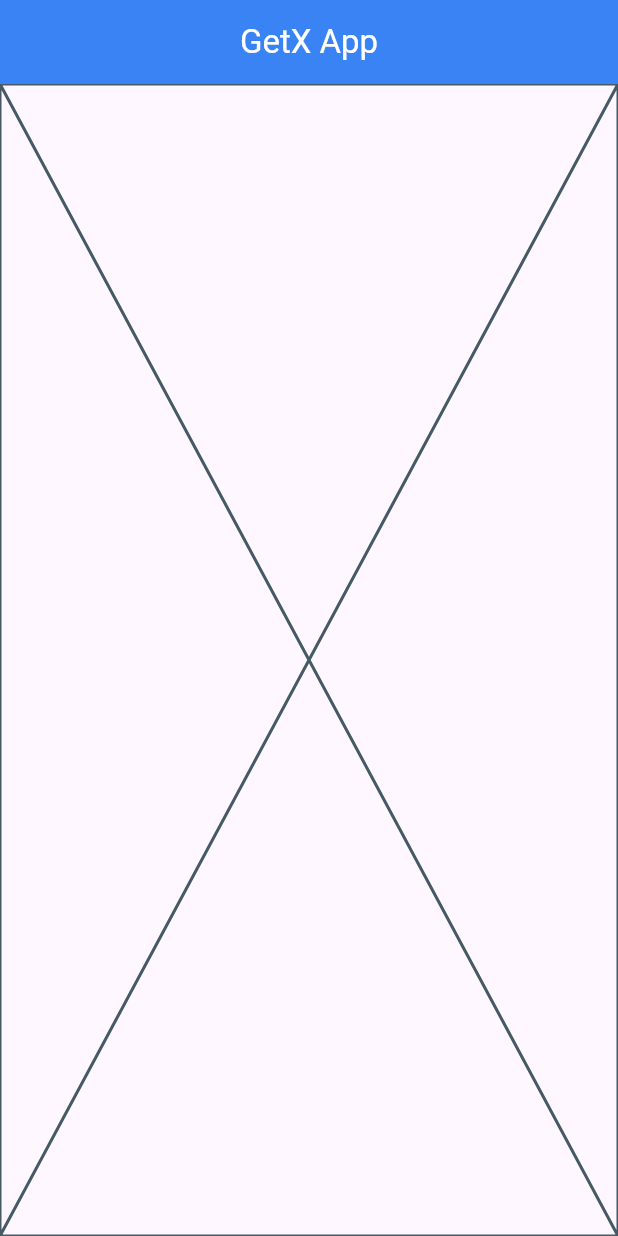
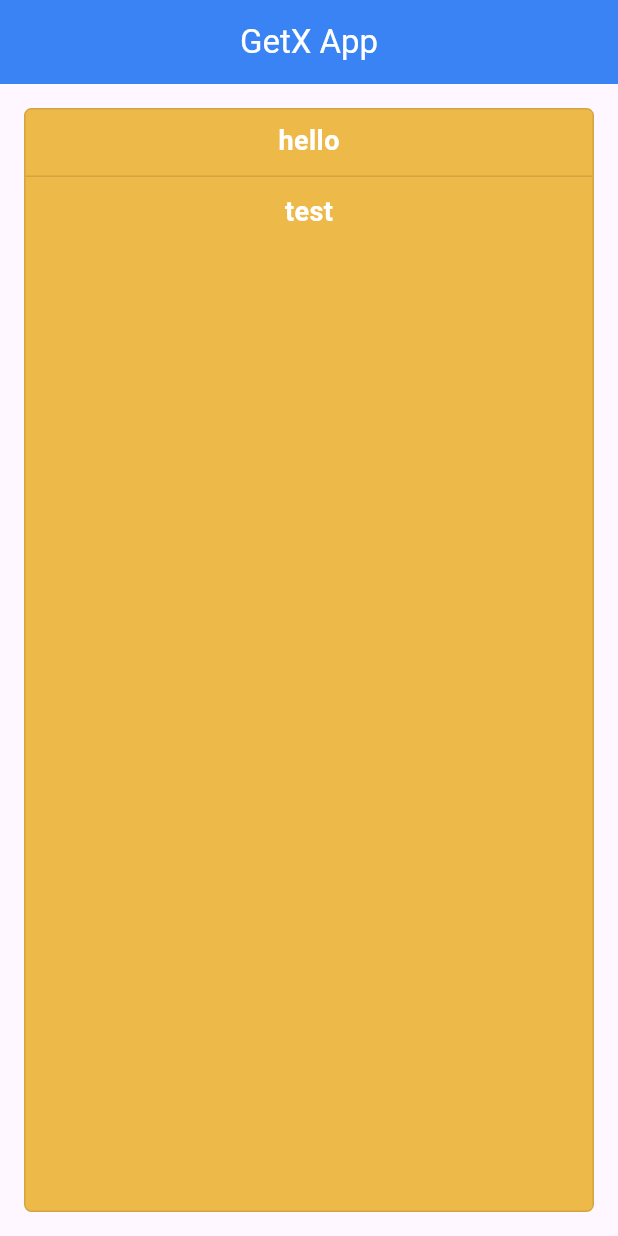
Before and after one commit to spandan3001/snap_timer, a Flutter app: the screen it shows after launch, on a phone screen of 412 x 824 dp. Run offline on Flutter 3.47's test engine with Material 3 defaults, Android fonts, the light colour scheme and no system bars; our stand-ins replace animated_splash_screen, get.

Commit message:
feat: Add DisplayCard widget
Added a new reusable widget, DisplayCard, for displaying styled cards with customizable colors, title, and text. This widget enhances code re-usability and maintains consistency in design throughout the app.

```diff
--- /dev/null
+++ b/lib/utils/compnents/result_display_card.dart
@@ -0,0 +1,64 @@
+import 'package:flutter/material.dart';
+import 'package:get/get.dart';
+
+class DisplayCard extends StatelessWidget {
+  const DisplayCard(
+      {super.key,
+      required this.mainColor,
+      required this.borderColor,
+      required this.title,
+      required this.text,
+      required this.borderRadius,
+      this.titleIndent,
+      this.textColor,
+      this.alignment});
+
+  final Color mainColor;
+  final Color borderColor;
+  final String title;
+  final String text;
+  final double borderRadius;
+  final bool? titleIndent;
+  final Color? textColor;
+  final CrossAxisAlignment? alignment;
+
+  @override
+  Widget build(BuildContext context) {
+    return Container(
+      margin: const EdgeInsets.all(16.0),
+      // Set border color to green
+      decoration: BoxDecoration(
+        color: mainColor,
+        borderRadius: BorderRadius.circular(borderRadius),
+        border: Border.all(
+          color: borderColor,
+          width: 1.0, // Set border width as desired
+        ),
+      ), // Set padding as desired
+      child: Column(
+        crossAxisAlignment: alignment ?? CrossAxisAlignment.center,
+        children: [
+          if (titleIndent ?? false) const SizedBox(height: 20),
+          Text(
+            title,
+            style: TextStyle(
+                fontSize: 18.0,
+                color: textColor ?? Colors.white,
+                fontWeight: FontWeight.bold),
+          ).paddingAll(8),
+          Divider(
+            color: borderColor,
+            height: 5,
+          ),
+          Text(
+            text,
+            style: TextStyle(
+                fontSize: 18.0,
+                color: textColor ?? Colors.white,
+                fontWeight: FontWeight.bold),
+          ).paddingAll(8),
+        ],
+      ),
+    );
+  }
+}
--- a/lib/views/home_screen.dart
+++ b/lib/views/home_screen.dart
@@ -1,6 +1,7 @@
 import 'package:flutter/material.dart';
 
 import '../constants/colors.dart';
+import '../utils/compnents/result_display_card.dart';
 
 class MainPage extends StatefulWidget {
   const MainPage({super.key});
@@ -19,7 +20,13 @@ class _MainPageState extends State<MainPage> {
         foregroundColor: Colors.white,
         backgroundColor: kBlue,
       ),
-      body: const Placeholder(),
+      body: const DisplayCard(
+        mainColor: kYellow,
+        borderColor: kYellowBorder,
+        title: 'hello',
+        text: 'test',
+        borderRadius: 5.0,
+      ),
     );
   }
 }
```
